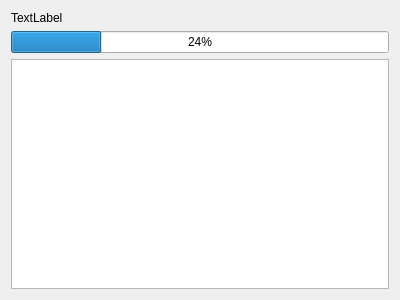
The window that ui/progress.ui (ngld/old-knossos) describes before a commit, drawn with Qt 5.
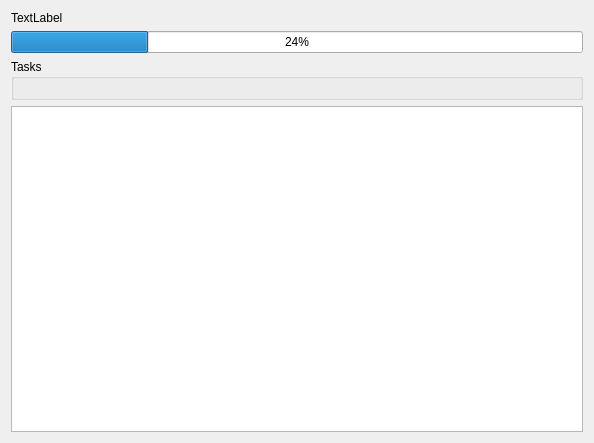
The same window after the commit.

```diff
--- a/ui/progress.ui
+++ b/ui/progress.ui
@@ -6,8 +6,8 @@
    <rect>
     <x>0</x>
     <y>0</y>
-    <width>400</width>
-    <height>300</height>
+    <width>594</width>
+    <height>443</height>
    </rect>
   </property>
   <property name="windowTitle">
@@ -28,6 +28,14 @@
      </property>
     </widget>
    </item>
+   <item>
+    <widget class="QGroupBox" name="tasks">
+     <property name="title">
+      <string>Tasks</string>
+     </property>
+     <layout class="QVBoxLayout" name="verticalLayout_3"/>
+    </widget>
+   </item>
    <item>
     <widget class="QTextEdit" name="textEdit">
      <property name="readOnly">
```
